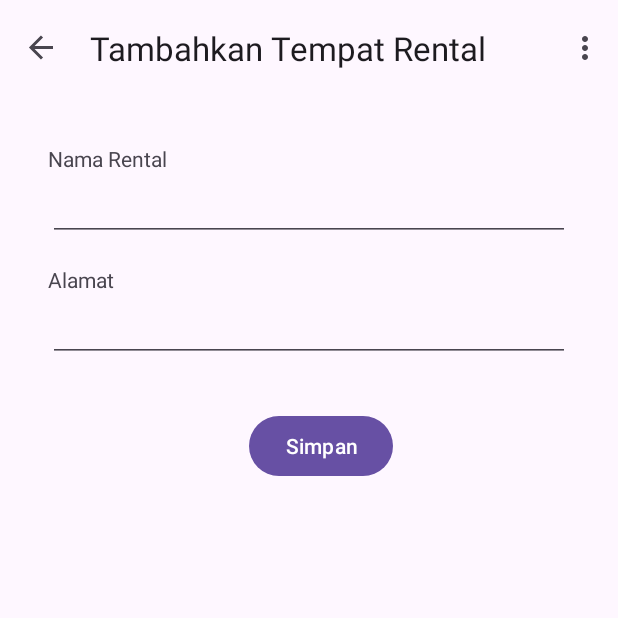
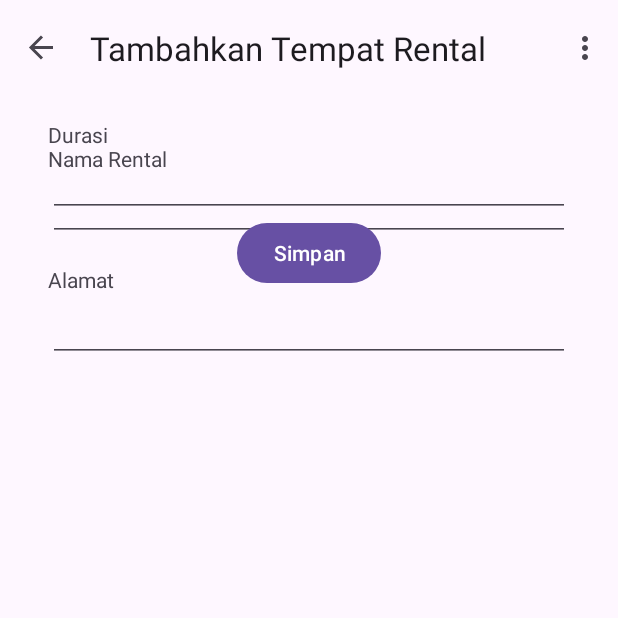
Before and after one commit to ryandhanielf/RentalPlaystationAPP2, an Android app: the screen it shows after launch (MainActivity), after a tap on an icon or button, on a phone screen of 412 x 824 dp, the top half of it. Run offline under Robolectric (Android 15) with nearby library versions, the phone set to English and light mode, and no system bars; our stand-ins replace Room's generated code, navigation-ui.

Commit message:
lanjutan (part 2)

```diff
--- a/app/src/main/AndroidManifest.xml
+++ b/app/src/main/AndroidManifest.xml
@@ -3,6 +3,7 @@
     xmlns:tools="http://schemas.android.com/tools">
 
     <application
+        android:name=".application.GameApp"
         android:allowBackup="true"
         android:dataExtractionRules="@xml/data_extraction_rules"
         android:fullBackupContent="@xml/backup_rules"
--- a/app/src/main/java/com/example/rentalplaystationapp/FirstFragment.kt
+++ /dev/null
@@ -1,44 +0,0 @@
-package com.example.rentalplaystationapp
-
-import android.os.Bundle
-import androidx.fragment.app.Fragment
-import android.view.LayoutInflater
-import android.view.View
-import android.view.ViewGroup
-import androidx.navigation.fragment.findNavController
-import com.example.rentalplaystationapp.databinding.FragmentFirstBinding
-
-/**
- * A simple [Fragment] subclass as the default destination in the navigation.
- */
-class FirstFragment : Fragment() {
-
-    private var _binding: FragmentFirstBinding? = null
-
-    // This property is only valid between onCreateView and
-    // onDestroyView.
-    private val binding get() = _binding!!
-
-    override fun onCreateView(
-        inflater: LayoutInflater, container: ViewGroup?,
-        savedInstanceState: Bundle?
-    ): View? {
-
-        _binding = FragmentFirstBinding.inflate(inflater, container, false)
-        return binding.root
-
-    }
-
-    override fun onViewCreated(view: View, savedInstanceState: Bundle?) {
-        super.onViewCreated(view, savedInstanceState)
-
-        binding.addFAB.setOnClickListener {
-            findNavController().navigate(R.id.action_FirstFragment_to_SecondFragment)
-        }
-    }
-
-    override fun onDestroyView() {
-        super.onDestroyView()
-        _binding = null
-    }
-}
--- a/app/src/main/java/com/example/rentalplaystationapp/SecondFragment.kt
+++ /dev/null
@@ -1,44 +0,0 @@
-package com.example.rentalplaystationapp
-
-import android.os.Bundle
-import androidx.fragment.app.Fragment
-import android.view.LayoutInflater
-import android.view.View
-import android.view.ViewGroup
-import androidx.navigation.fragment.findNavController
-import com.example.rentalplaystationapp.databinding.FragmentSecondBinding
-
-/**
- * A simple [Fragment] subclass as the second destination in the navigation.
- */
-class SecondFragment : Fragment() {
-
-    private var _binding: FragmentSecondBinding? = null
-
-    // This property is only valid between onCreateView and
-    // onDestroyView.
-    private val binding get() = _binding!!
-
-    override fun onCreateView(
-        inflater: LayoutInflater, container: ViewGroup?,
-        savedInstanceState: Bundle?
-    ): View? {
-
-        _binding = FragmentSecondBinding.inflate(inflater, container, false)
-        return binding.root
-
-    }
-
-    override fun onViewCreated(view: View, savedInstanceState: Bundle?) {
-        super.onViewCreated(view, savedInstanceState)
-
-        binding.saveButton.setOnClickListener {
-            findNavController().navigate(R.id.action_SecondFragment_to_FirstFragment)
-        }
-    }
-
-    override fun onDestroyView() {
-        super.onDestroyView()
-        _binding = null
-    }
-}
--- /dev/null
+++ b/app/src/main/java/com/example/rentalplaystationapp/application/GameApp.kt
@@ -0,0 +1,9 @@
+package com.example.rentalplaystationapp.application
+
+import android.app.Application
+import com.example.rentalplaystationapp.repository.GamesRepository
+
+class GameApp: Application() {
+    val database by lazy { GameDatabase.getDatabase(this) }
+    val repository by lazy { GamesRepository(database.GamesDao()) }
+}
--- /dev/null
+++ b/app/src/main/java/com/example/rentalplaystationapp/application/GameDatabase.kt
@@ -0,0 +1,32 @@
+package com.example.rentalplaystationapp.application
+
+import android.content.Context
+import androidx.room.Database
+import androidx.room.Room
+import androidx.room.RoomDatabase
+import com.example.rentalplaystationapp.dao.GamesDao
+import com.example.rentalplaystationapp.model.Games
+
+@Database(entities = [Games::class], version = 1, exportSchema = false)
+abstract class GameDatabase: RoomDatabase() {
+    abstract  fun GamesDao(): GamesDao
+
+    companion object{
+        private var INSTANCE: GameDatabase? = null
+
+        fun getDatabase(context: Context): GameDatabase {
+            return INSTANCE ?: synchronized(lock = this) {
+                val instance = Room.databaseBuilder(
+                    context.applicationContext,
+                    GameDatabase::class.java,
+                    "game_database_1"
+                )
+                    .allowMainThreadQueries()
+                    .build()
+
+                INSTANCE = instance
+                instance
+            }
+        }
+    }
+}
--- /dev/null
+++ b/app/src/main/java/com/example/rentalplaystationapp/application/Generated.java
@@ -0,0 +1,4 @@
+package com.example.rentalplaystationapp.application;
+
+public @interface Generated {
+}
--- /dev/null
+++ b/app/src/main/java/com/example/rentalplaystationapp/dao/Generated.java
@@ -0,0 +1,4 @@
+package com.example.rentalplaystationapp.dao;
+
+public @interface Generated {
+}
--- a/app/src/main/java/com/example/rentalplaystationapp/model/Games.kt
+++ b/app/src/main/java/com/example/rentalplaystationapp/model/games.kt
@@ -1,14 +1,15 @@
 package com.example.rentalplaystationapp.model
 
+import android.os.Parcelable
 import androidx.room.Entity
 import androidx.room.PrimaryKey
 import kotlinx.parcelize.Parcelize
 
 @Parcelize
 @Entity(tableName = "games_table")
-data class Games(
+data class Games (
     @PrimaryKey(autoGenerate = true)
     val id: Int = 0,
     val name: String,
     val address: String
-        )
+    ): Parcelable
--- /dev/null
+++ b/app/src/main/java/com/example/rentalplaystationapp/ui/FirstFragment.kt
@@ -0,0 +1,77 @@
+package com.example.rentalplaystationapp.ui
+
+import android.content.Context
+import android.os.Bundle
+import androidx.fragment.app.Fragment
+import android.view.LayoutInflater
+import android.view.View
+import android.view.ViewGroup
+import androidx.fragment.app.viewModels
+import androidx.navigation.fragment.findNavController
+import androidx.recyclerview.widget.LinearLayoutManager
+import com.example.rentalplaystationapp.R
+import com.example.rentalplaystationapp.application.GameApp
+import com.example.rentalplaystationapp.databinding.FragmentFirstBinding
+
+/**
+ * A simple [Fragment] subclass as the default destination in the navigation.
+ */
+class FirstFragment : Fragment() {
+
+    private var _binding: FragmentFirstBinding? = null
+    private val binding get() = _binding!!
+    private lateinit var applicationContext: Context
+    private val gamesViewModel: GamesViewModel by  viewModels {
+        GamesViewModelFactory((applicationContext as GameApp).repository)
+    }
+
+    override fun onAttach(context: Context) {
+        super.onAttach(context)
+        applicationContext = requireContext().applicationContext
+    }
+
+    override fun onCreateView(
+        inflater: LayoutInflater, container: ViewGroup?,
+        savedInstanceState: Bundle?
+    ): View? {
+
+        _binding = FragmentFirstBinding.inflate(inflater, container, false)
+        return binding.root
+
+    }
+
+    override fun onViewCreated(view: View, savedInstanceState: Bundle?) {
+        super.onViewCreated(view, savedInstanceState)
+
+        val adapter = GameListAdapter{games ->
+            val action = FirstFragmentDirections.actionFirstFragmentToSecondFragment(games)
+            findNavController().navigate(action)
+        }
+
+        binding.recyclerView.adapter = adapter
+        binding.recyclerView.layoutManager = LinearLayoutManager(context)
+        gamesViewModel.allGames.observe(viewLifecycleOwner) { tires ->
+            tires.let {
+                if (tires.isEmpty()) {
+                    binding.emptyTextView.visibility = View.VISIBLE
+                    binding.illustrationImageView.visibility = View.VISIBLE
+                } else {
+                    binding.emptyTextView.visibility = View.GONE
+                    binding.illustrationImageView.visibility = View.GONE
+                }
+                adapter.submitList(tires)
+            }
+        }
+
+        binding.addFAB.setOnClickListener {
+            // ini list yang bisa di klik dan mendapatkan data games jadi tidak null
+            val action = FirstFragmentDirections.actionFirstFragmentToSecondFragment(null)
+            findNavController().navigate(action)
+        }
+    }
+
+    override fun onDestroyView() {
+        super.onDestroyView()
+        _binding = null
+    }
+}
--- /dev/null
+++ b/app/src/main/java/com/example/rentalplaystationapp/ui/GameListAdapter.kt
@@ -0,0 +1,63 @@
+package com.example.rentalplaystationapp.ui
+
+import android.provider.UserDictionary.Words
+import android.view.LayoutInflater
+import android.view.View
+import android.view.ViewGroup
+import android.widget.AdapterView.OnItemClickListener
+import android.widget.TextView
+import androidx.appcompat.view.menu.ActionMenuItemView
+import androidx.recyclerview.widget.DiffUtil
+import androidx.recyclerview.widget.ListAdapter
+import androidx.recyclerview.widget.RecyclerView
+import com.example.rentalplaystationapp.R
+import com.example.rentalplaystationapp.model.Games
+
+class GameListAdapter(
+    private val onItemClickListener: (Games) -> Unit
+): ListAdapter<Games, GameListAdapter.GamesViewHolder>(WORDS_COMPARATOR) {
+    override fun onCreateViewHolder(parent: ViewGroup, viewType: Int): GamesViewHolder {
+     return GamesViewHolder.create(parent)
+    }
+
+    override fun onBindViewHolder(holder: GamesViewHolder, position: Int) {
+        val games = getItem(position)
+        holder.bind(games)
+        holder.itemView.setOnClickListener {
+            onItemClickListener(games)
+        }
+    }
+
+    class GamesViewHolder(itemView: View): RecyclerView.ViewHolder(itemView) {
+        private  val nameTextView: TextView = itemView.findViewById(R.id.nameTextView)
+        private  val addressTextView: TextView = itemView.findViewById(R.id.addressTextView)
+
+        fun bind(games: Games?) {
+            nameTextView.text = games?.name
+            addressTextView.text = games?.address
+
+        }
+
+        companion object {
+            fun create(parent: ViewGroup): GameListAdapter.GamesViewHolder {
+                val view: View = LayoutInflater.from(parent.context)
+                    .inflate(R.layout.item_games, parent, false)
+                return GamesViewHolder(view)
+
+            }
+        }
+
+    }
+
+    companion object {
+        private val WORDS_COMPARATOR = object : DiffUtil.ItemCallback<Games>() {
+            override fun areItemsTheSame(oldItem: Games, newItem: Games): Boolean {
+               return oldItem == newItem
+            }
+
+            override fun areContentsTheSame(oldItem: Games, newItem: Games): Boolean {
+                return oldItem.id == newItem.id
+            }
+        }
+    }
+}
--- /dev/null
+++ b/app/src/main/java/com/example/rentalplaystationapp/ui/GamesViewModel.kt
@@ -0,0 +1,36 @@
+package com.example.rentalplaystationapp.ui
+
+import androidx.lifecycle.LiveData
+import androidx.lifecycle.ViewModel
+import androidx.lifecycle.ViewModelProvider
+import androidx.lifecycle.asLiveData
+import androidx.lifecycle.viewModelScope
+import com.example.rentalplaystationapp.model.Games
+import com.example.rentalplaystationapp.repository.GamesRepository
+import kotlinx.coroutines.launch
+import java.lang.IllegalArgumentException
+
+class GamesViewModel(private val repository: GamesRepository): ViewModel() {
+    val allGames: LiveData<List<Games>> = repository.allGames.asLiveData()
+
+    fun insert(games: Games) = viewModelScope.launch {
+        repository.insertGames(games)
+    }
+
+    fun delete(games: Games) = viewModelScope.launch {
+        repository.deleteGames(games)
+    }
+
+    fun update(games: Games) = viewModelScope.launch {
+        repository.updateGames(games)
+    }
+}
+
+class GamesViewModelFactory(private val repository: GamesRepository): ViewModelProvider.Factory{
+    override fun <T : ViewModel> create(modelClass: Class<T>): T {
+        if (modelClass.isAssignableFrom((GamesViewModel::class.java))){
+            return GamesViewModel(repository) as T
+        }
+     throw IllegalArgumentException("Unknown ViewModel class")
+    }
+}
--- /dev/null
+++ b/app/src/main/java/com/example/rentalplaystationapp/ui/SecondFragment.kt
@@ -0,0 +1,89 @@
+package com.example.rentalplaystationapp.ui
+
+import android.content.Context
+import android.os.Bundle
+import androidx.fragment.app.Fragment
+import android.view.LayoutInflater
+import android.view.View
+import android.view.ViewGroup
+import android.widget.Toast
+import androidx.fragment.app.viewModels
+import androidx.navigation.fragment.findNavController
+import androidx.navigation.fragment.navArgs
+import com.example.rentalplaystationapp.R
+import com.example.rentalplaystationapp.application.GameApp
+import com.example.rentalplaystationapp.databinding.FragmentSecondBinding
+import com.example.rentalplaystationapp.model.Games
+import com.example.rentalplaystationapp.repository.GamesRepository
+
+/**
+ * A simple [Fragment] subclass as the second destination in the navigation.
+ */
+class SecondFragment : Fragment() {
+    private var _binding: FragmentSecondBinding? = null
+    private val binding get() = _binding!!
+    private lateinit var applicationContext: Context
+    private val gamesViewModel: GamesViewModel by  viewModels {
+        GamesViewModelFactory((applicationContext as GameApp).repository)
+    }
+    private val args : SecondFragmentArgs by navArgs()
+    private var games: Games? = null
+
+    override fun onAttach(context: Context) {
+        super.onAttach(context)
+        applicationContext = requireContext().applicationContext
+    }
+
+    override fun onCreateView(
+        inflater: LayoutInflater, container: ViewGroup?,
+        savedInstanceState: Bundle?
+    ): View? {
+
+        _binding = FragmentSecondBinding.inflate(inflater, container, false)
+        return binding.root
+
+    }
+
+    override fun onViewCreated(view: View, savedInstanceState: Bundle?) {
+        super.onViewCreated(view, savedInstanceState)
+
+        games = args.games
+        // kita cek jika tire null maka tampilan default nambah rental ps
+        // jika games tidak null tampilan sedikit berubah ada tombol hapus dan tambah
+        if (games != null) {
+            binding.deleteButton.visibility = View.VISIBLE
+            binding.saveButton.text = "Ubah"
+            binding.nameEditText.setText(games?.name)
+            binding.addressEditText.setText(games?.address)
+        }
+        val name = binding.nameEditText.text
+        val address = binding.addressEditText.text
+        binding.saveButton.setOnClickListener {
+            //kita kasih kondisi jika nama dan alamat kosong tidak bisa nyimpan
+            if (name.isEmpty()) {
+                Toast.makeText(context, "Nama tidak boleh kosong", Toast.LENGTH_SHORT).show()
+            } else if (address.isEmpty()) {
+                Toast.makeText(context, "Alamat tidak boleh kosong", Toast.LENGTH_SHORT).show()
+            } else {
+                if (games == null) {
+                    val games = Games(0, name.toString(), address.toString())
+                    gamesViewModel.insert(games)
+                } else {
+                    val games = Games(games?.id!!, name.toString(), address.toString())
+                    gamesViewModel.update(games)
+                }
+                findNavController().popBackStack() // untuk dismiss halaman ini
+            }
+        }
+
+        binding.deleteButton.setOnClickListener {
+            games?.let { gamesViewModel.delete(it) }
+            findNavController().popBackStack()
+        }
+    }
+
+    override fun onDestroyView() {
+        super.onDestroyView()
+        _binding = null
+    }
+}
--- a/app/src/main/res/layout/fragment_first.xml
+++ b/app/src/main/res/layout/fragment_first.xml
@@ -4,7 +4,7 @@
     xmlns:tools="http://schemas.android.com/tools"
     android:layout_width="match_parent"
     android:layout_height="match_parent"
-    tools:context=".FirstFragment">
+    tools:context=".ui.FirstFragment">
 
     <androidx.recyclerview.widget.RecyclerView
         android:id="@+id/recyclerView"
--- a/app/src/main/res/layout/fragment_second.xml
+++ b/app/src/main/res/layout/fragment_second.xml
@@ -4,23 +4,12 @@
     xmlns:tools="http://schemas.android.com/tools"
     android:layout_width="match_parent"
     android:layout_height="match_parent"
-    tools:context=".SecondFragment">
+    tools:context=".ui.SecondFragment">
 
     <androidx.constraintlayout.widget.ConstraintLayout
         android:layout_width="match_parent"
         android:layout_height="match_parent"
         android:padding="16dp">
-
-        <Button
-            android:id="@+id/saveButton"
-            android:layout_width="wrap_content"
-            android:layout_height="wrap_content"
-            android:layout_marginTop="32dp"
-            android:text="@string/previous"
-            app:layout_constraintBottom_toBottomOf="parent"
-            app:layout_constraintEnd_toEndOf="parent"
-            app:layout_constraintStart_toStartOf="@+id/addressEditText"
-            app:layout_constraintTop_toBottomOf="@+id/addressEditText" />
 
         <TextView
             android:id="@+id/textView"
@@ -28,7 +17,7 @@
             android:layout_height="wrap_content"
             android:layout_marginStart="16dp"
             android:layout_marginTop="16dp"
-            android:text="Nama Rental "
+            android:text= "Nama Rental"
             app:layout_constraintStart_toStartOf="parent"
             app:layout_constraintTop_toTopOf="parent" />
 
@@ -63,5 +52,52 @@
             app:layout_constraintStart_toStartOf="@+id/textView4"
             app:layout_constraintTop_toBottomOf="@+id/textView4" />
 
+        <TextView
+            android:id="@+id/textView2"
+            android:layout_width="0dp"
+            android:layout_height="wrap_content"
+            android:text="Durasi"
+            app:layout_constraintEnd_toEndOf="@+id/addressEditText"
+            app:layout_constraintStart_toStartOf="@+id/addressEditText"
+            tools:layout_editor_absoluteY="177dp"
+            tools:ignore="MissingConstraints" />
+
+        <EditText
+            android:id="@+id/editTextText"
+            android:layout_width="0dp"
+            android:layout_height="wrap_content"
+            android:ems="10"
+            android:inputType="text"
+            app:layout_constraintEnd_toEndOf="@+id/textView2"
+            app:layout_constraintStart_toStartOf="@+id/textView2"
+            app:layout_constraintTop_toBottomOf="@+id/textView2" />
+
+        <LinearLayout
+            android:id="@+id/linearLayout"
+            android:layout_width="match_parent"
+            android:layout_height="wrap_content"
+            app:layout_constraintBottom_toBottomOf="parent"
+            app:layout_constraintEnd_toEndOf="parent">
+
+            <Button
+                android:id="@+id/deleteButton"
+                android:layout_width="wrap_content"
+                android:layout_height="wrap_content"
+                android:layout_marginEnd="4dp"
+                android:layout_weight="1"
+                android:text="Hapus"
+                android:visibility="gone" />
+
+        </LinearLayout>
+
+        <Button
+            android:id="@+id/saveButton"
+            android:layout_width="wrap_content"
+            android:layout_height="wrap_content"
+            android:layout_weight="1"
+            android:text="@string/previous"
+            app:layout_constraintEnd_toEndOf="@+id/editTextText"
+            app:layout_constraintStart_toStartOf="@+id/editTextText"
+            app:layout_constraintTop_toBottomOf="@+id/editTextText" />
     </androidx.constraintlayout.widget.ConstraintLayout>
 </androidx.core.widget.NestedScrollView>
--- a/app/src/main/res/navigation/nav_graph.xml
+++ b/app/src/main/res/navigation/nav_graph.xml
@@ -7,7 +7,7 @@
 
     <fragment
         android:id="@+id/FirstFragment"
-        android:name="com.example.rentalplaystationapp.FirstFragment"
+        android:name="com.example.rentalplaystationapp.ui.FirstFragment"
         android:label="@string/app_name"
         tools:layout="@layout/fragment_first">
 
@@ -17,12 +17,16 @@
     </fragment>
     <fragment
         android:id="@+id/SecondFragment"
-        android:name="com.example.rentalplaystationapp.SecondFragment"
+        android:name="com.example.rentalplaystationapp.ui.SecondFragment"
         android:label="@string/second_fragment_label"
         tools:layout="@layout/fragment_second">
 
         <action
             android:id="@+id/action_SecondFragment_to_FirstFragment"
             app:destination="@id/FirstFragment" />
+        <argument
+            android:name="games"
+            app:argType="com.example.rentalplaystationapp.model.Games"
+            app:nullable="true"/>
     </fragment>
 </navigation>
--- a/build.gradle
+++ b/build.gradle
@@ -10,8 +10,8 @@ buildscript {
 }
 
 plugins {
-    id 'com.android.application' version '8.0.1' apply false
-    id 'com.android.library' version '8.0.1' apply false
+    id 'com.android.application' version '8.0.2' apply false
+    id 'com.android.library' version '8.0.2' apply false
     id 'org.jetbrains.kotlin.android' version '1.8.20' apply false
 }
 ext {
```
Also changed, not shown: app/src/main/res/layout/item_games.xml (added, +48 -0 lines).
